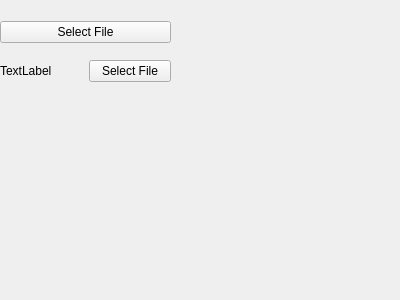
Qt form src/ui/component/body_binary_view.ui (weijiang1994/iPost) before a commit.
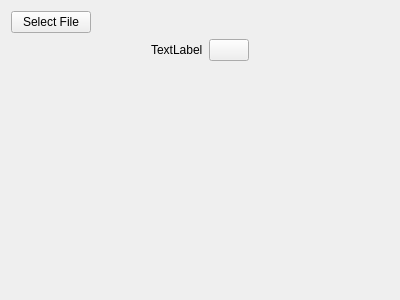
The same form after that commit.

Commit message: 修改文件body界面

Patch:
```diff
--- a/src/ui/component/body_binary_view.ui
+++ b/src/ui/component/body_binary_view.ui
@@ -13,17 +13,12 @@
   <property name="windowTitle">
    <string>Form</string>
   </property>
-  <widget class="QWidget" name="">
-   <property name="geometry">
-    <rect>
-     <x>0</x>
-     <y>10</y>
-     <width>171</width>
-     <height>84</height>
-    </rect>
-   </property>
+  <layout class="QGridLayout" name="gridLayout">
+   <item row="0" column="0">
    <layout class="QVBoxLayout" name="verticalLayout">
     <item>
+      <layout class="QHBoxLayout" name="horizontalLayout_2">
+       <item>
      <widget class="QPushButton" name="add_file_pushButton">
       <property name="text">
        <string>Select File</string>
@@ -31,7 +26,35 @@
      </widget>
     </item>
     <item>
+        <spacer name="horizontalSpacer">
+         <property name="orientation">
+          <enum>Qt::Horizontal</enum>
+         </property>
+         <property name="sizeHint" stdset="0">
+          <size>
+           <width>40</width>
+           <height>20</height>
+          </size>
+         </property>
+        </spacer>
+       </item>
+      </layout>
+     </item>
+     <item>
      <layout class="QHBoxLayout" name="horizontalLayout">
+       <item>
+        <spacer name="horizontalSpacer_3">
+         <property name="orientation">
+          <enum>Qt::Horizontal</enum>
+         </property>
+         <property name="sizeHint" stdset="0">
+          <size>
+           <width>40</width>
+           <height>20</height>
+          </size>
+         </property>
+        </spacer>
+       </item>
       <item>
        <widget class="QLabel" name="filename_label">
         <property name="text">
@@ -42,14 +65,41 @@
       <item>
        <widget class="QPushButton" name="add_file_pushButton_2">
         <property name="text">
-         <string>Select File</string>
+          <string/>
         </property>
        </widget>
       </item>
-     </layout>
-    </item>
-   </layout>
-  </widget>
+       <item>
+        <spacer name="horizontalSpacer_2">
+         <property name="orientation">
+          <enum>Qt::Horizontal</enum>
+         </property>
+         <property name="sizeHint" stdset="0">
+          <size>
+           <width>40</width>
+           <height>20</height>
+          </size>
+         </property>
+        </spacer>
+       </item>
+      </layout>
+     </item>
+     <item>
+      <spacer name="verticalSpacer">
+       <property name="orientation">
+        <enum>Qt::Vertical</enum>
+       </property>
+       <property name="sizeHint" stdset="0">
+        <size>
+         <width>20</width>
+         <height>40</height>
+        </size>
+       </property>
+      </spacer>
+     </item>
+    </layout>
+   </item>
+  </layout>
  </widget>
  <resources/>
  <connections/>
```
Left out of the diff: 2 changed lines with no effect on the pictures. Lines whose indentation alone changed are shown as unchanged. The commit also changes 1 other file.
